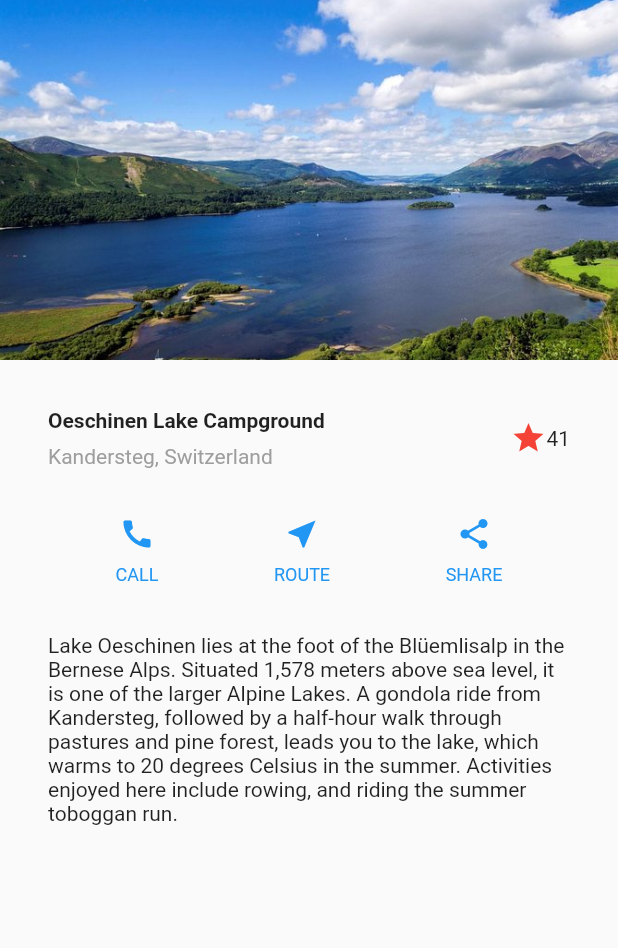
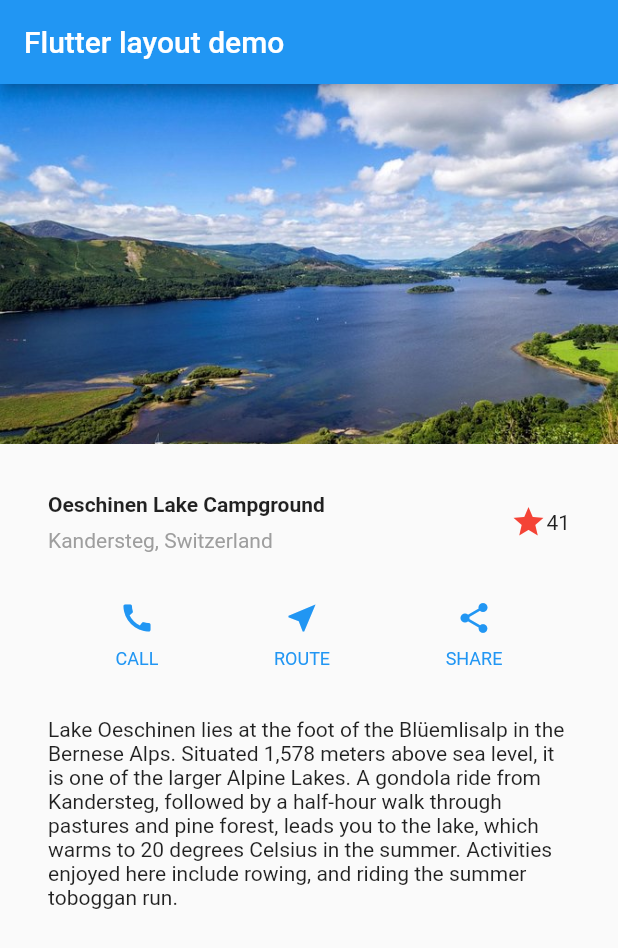
Before and after one commit to xswapsx/FT_ComplexLayout, a Flutter app: the screen it shows after launch, on a phone screen of 412 x 824 dp. Shown: the top 948 px of the screen. Run offline on Flutter 3.47's test engine with Material 2 defaults, Android fonts, the phone set to English and light mode, and no system bars.

Commit message:
added AppBar again for understanding

```diff
--- a/lib/main.dart
+++ b/lib/main.dart
@@ -109,9 +109,9 @@ class MyApp extends StatelessWidget {
     return MaterialApp(
       title: 'Flutter layout demo',
       home: Scaffold(
-        // appBar: AppBar(
-        //   title: Text('Flutter layout demo'),
-        // ),
+        appBar: AppBar(
+          title: Text('Flutter layout demo'),
+        ),
         body: ListView(
           children: [
             Image.asset(
```
